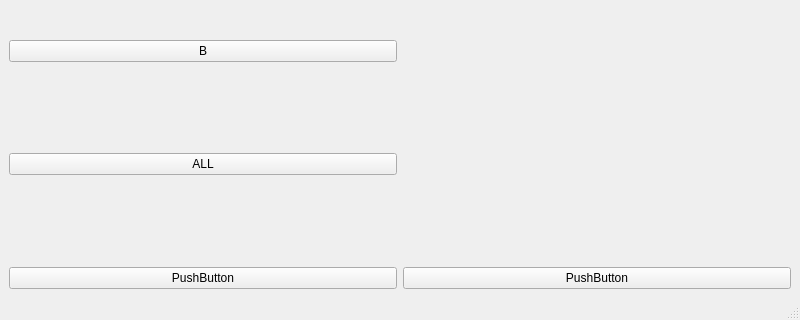
The window that PIL_And_Qt_tasks/task1/prog.ui (QBoff/LearnQT) describes before a commit, drawn with Qt 5; both pictures show x 0 to 800 and y 280 to 600 of the 800 by 600 pixel window.
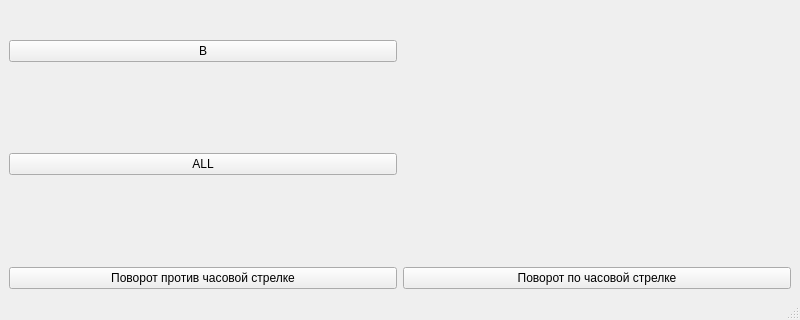
The same window after the commit.

The edit to the form file:
```diff
--- a/PIL_And_Qt_tasks/task1/prog.ui
+++ b/PIL_And_Qt_tasks/task1/prog.ui
@@ -67,14 +67,14 @@
       <item>
        <widget class="QPushButton" name="pushButton_6">
         <property name="text">
-         <string>PushButton</string>
+         <string>Поворот против часовой стрелке</string>
         </property>
        </widget>
       </item>
       <item>
        <widget class="QPushButton" name="pushButton_5">
         <property name="text">
-         <string>PushButton</string>
+         <string>Поворот по часовой стрелке</string>
         </property>
        </widget>
       </item>
```
Left out of the diff: 6 changed lines with no effect on the pictures.
